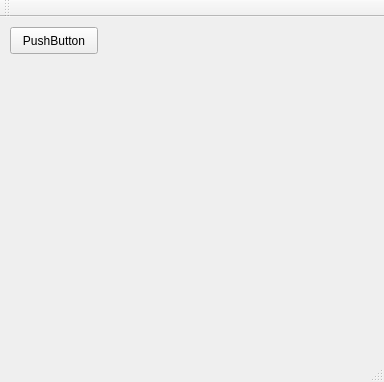
Before: the Qt Designer form graphedit/mainwindow.ui in SnosMe/kursova, drawn with Qt 5.
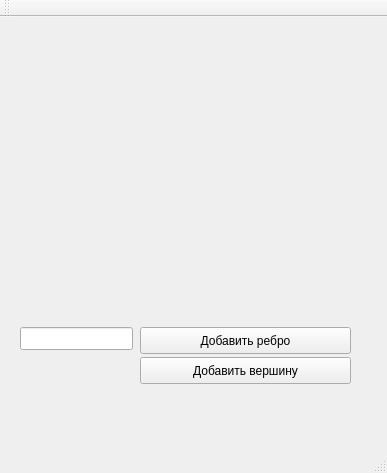
After: the same form once the commit is applied. Custom widgets are drawn as their Qt base class.

Patch:
```diff
--- a/graphedit/mainwindow.ui
+++ b/graphedit/mainwindow.ui
@@ -6,8 +6,8 @@
    <rect>
     <x>0</x>
     <y>0</y>
-    <width>384</width>
-    <height>382</height>
+    <width>387</width>
+    <height>473</height>
    </rect>
   </property>
   <property name="windowTitle">
@@ -17,23 +17,46 @@
    <widget class="QPushButton" name="pushButton">
     <property name="geometry">
      <rect>
-      <x>10</x>
-      <y>10</y>
-      <width>88</width>
+      <x>140</x>
+      <y>340</y>
+      <width>211</width>
       <height>27</height>
      </rect>
     </property>
     <property name="text">
-     <string>PushButton</string>
+     <string>Добавить вершину</string>
     </property>
    </widget>
    <widget class="GraphEdit" name="widget" native="true">
     <property name="geometry">
      <rect>
       <x>20</x>
-      <y>50</y>
-      <width>331</width>
-      <height>251</height>
+      <y>10</y>
+      <width>351</width>
+      <height>291</height>
+     </rect>
+    </property>
+   </widget>
+   <widget class="QPushButton" name="pushButton_2">
+    <property name="geometry">
+     <rect>
+      <x>140</x>
+      <y>310</y>
+      <width>211</width>
+      <height>27</height>
+     </rect>
+    </property>
+    <property name="text">
+     <string>Добавить ребро</string>
+    </property>
+   </widget>
+   <widget class="QLineEdit" name="lineEdit">
+    <property name="geometry">
+     <rect>
+      <x>20</x>
+      <y>310</y>
+      <width>113</width>
+      <height>23</height>
      </rect>
     </property>
    </widget>
```
Left out of the diff: 6 changed lines with no effect on the pictures.
